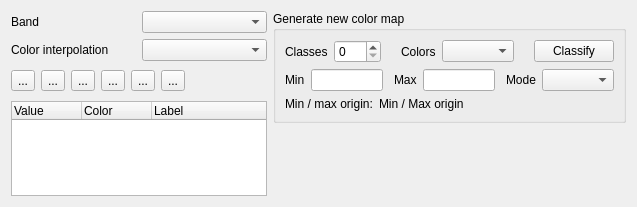
Before: the Qt Designer form src/ui/qgssinglebandpseudocolorrendererwidgetbase.ui in qgis/QGIS, drawn with Qt 5.
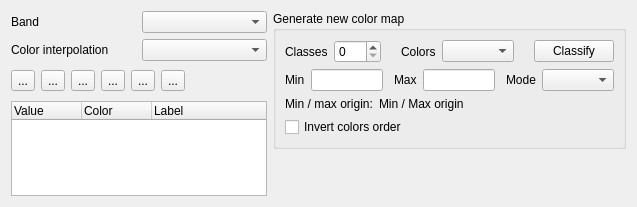
After: the same form once the commit is applied. Icons and pictures are not drawn. Custom widgets are drawn as their Qt base class.

Commit message: invert raster colors better

Patch:
```diff
--- a/src/ui/qgssinglebandpseudocolorrendererwidgetbase.ui
+++ b/src/ui/qgssinglebandpseudocolorrendererwidgetbase.ui
@@ -345,6 +345,13 @@
           </item>
          </layout>
         </item>
+        <item>
+         <widget class="QCheckBox" name="mInvertCheckBox">
+          <property name="text">
+           <string>Invert colors order</string>
+          </property>
+         </widget>
+        </item>
        </layout>
       </widget>
      </item>
```
Left out of the diff: 1 changed line with no effect on the pictures. The commit also changes 14 other files.
